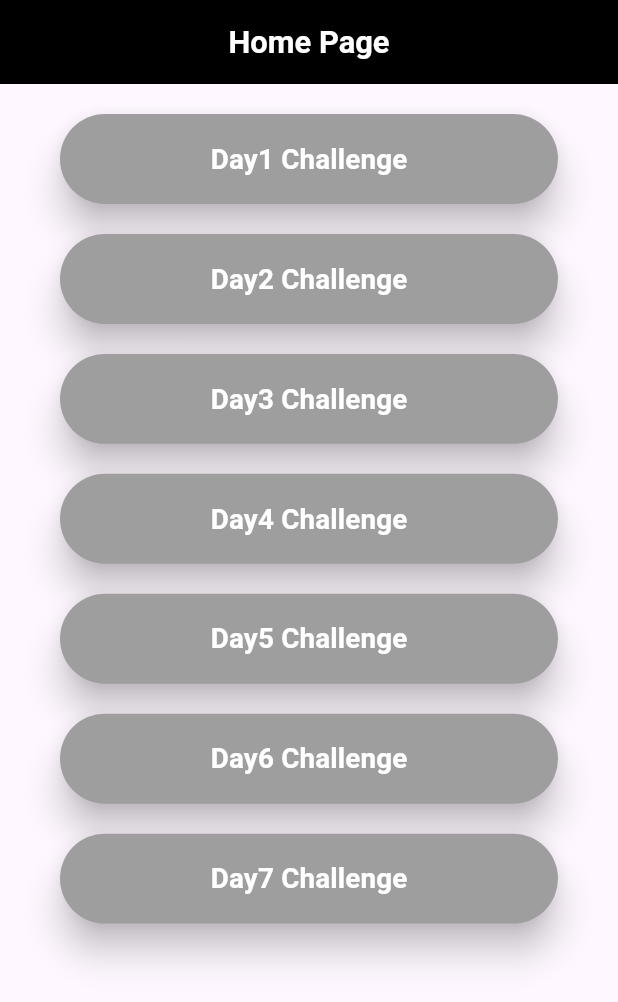
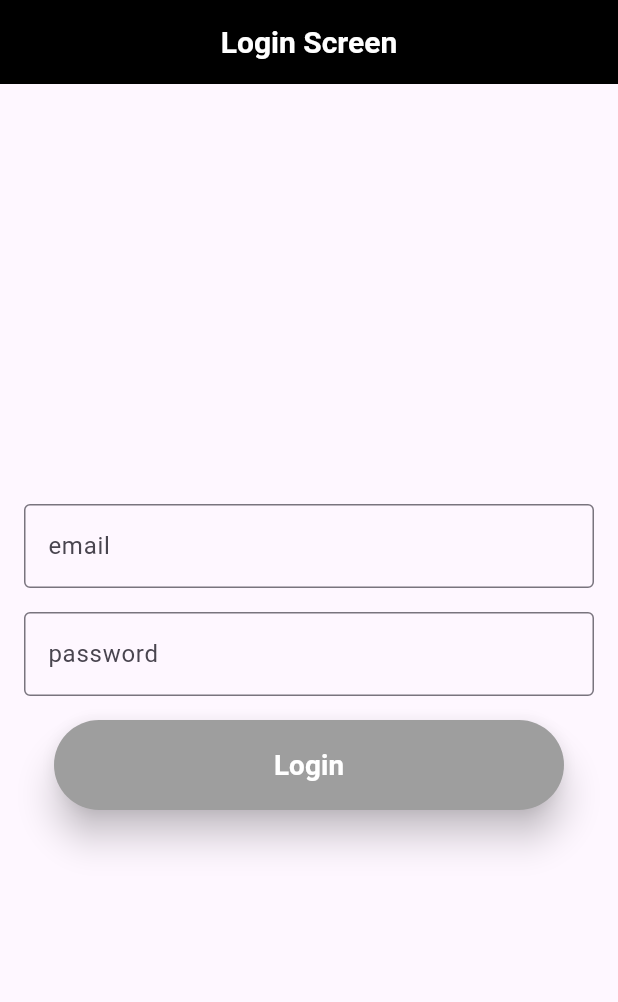
Before and after one commit to hadoopadministrator/my_flutter_app, a Flutter app: the screen it shows after launch, on a phone screen of 412 x 824 dp. Shown: the top 1002 px of the screen. Run offline on Flutter 3.47's test engine with Material 3 defaults, Android fonts, the phone set to English and light mode, and no system bars.

Commit message:
Day8 Challenge Completed.

```diff
--- a/lib/main.dart
+++ b/lib/main.dart
@@ -1,5 +1,5 @@
 import 'package:flutter/material.dart';
-import 'package:my_app/screens/home_screen.dart';
+import 'package:my_app/screens/daily_challenge/login_screen.dart';
 
 void main() {
   runApp(const MyApp());
@@ -13,7 +13,7 @@ class MyApp extends StatelessWidget {
   Widget build(BuildContext context) {
     return MaterialApp(
       // debugShowCheckedModeBanner: true,
-      home: const HomeScreen(),
+      home: const LoginScreen(),
     );
   }
 }
--- /dev/null
+++ b/lib/screens/daily_challenge/login_screen.dart
@@ -0,0 +1,58 @@
+import 'package:flutter/material.dart';
+import 'package:my_app/custom_widgets/custom_appbar.dart';
+import 'package:my_app/custom_widgets/custom_button.dart';
+// import 'package:my_app/screens/home_screen.dart';
+
+class LoginScreen extends StatelessWidget {
+  const LoginScreen({super.key});
+
+  @override
+  Widget build(BuildContext context) {
+    final width = MediaQuery.sizeOf(context).width;
+    final height = MediaQuery.sizeOf(context).height;
+    return Scaffold(
+      appBar: CustomAppBar(title: "Login Screen", fontSize: 20),
+      body: SafeArea(
+        child: Padding(
+          padding: const EdgeInsets.all(16.0),
+          child: Column(
+            mainAxisAlignment: MainAxisAlignment.center,
+            children: [
+              const SizedBox(height: 16),
+              TextFormField(
+                decoration: const InputDecoration(
+                  hintText: 'example@gmail.com',
+                  labelText: 'email',
+                  border: OutlineInputBorder(),
+                ),
+
+                onChanged: (value) {},
+              ),
+              const SizedBox(height: 16),
+              TextFormField(
+                decoration: const InputDecoration(
+                  hintText: 'example@565',
+                  labelText: 'password',
+                  border: OutlineInputBorder(),
+                ),
+                onChanged: (value) {},
+              ),
+              const SizedBox(height: 16),
+              CustomButton(
+                width: width,
+                height: height,
+                days: "Login",
+                onPressede: () {
+                  //   Navigator.push(
+                  //     context,
+                  //     MaterialPageRoute(builder: (context) => HomeScreen()),
+                  //   );
+                },
+              ),
+            ],
+          ),
+        ),
+      ),
+    );
+  }
+}
--- a/lib/screens/home_screen.dart
+++ b/lib/screens/home_screen.dart
@@ -1,4 +1,5 @@
 import 'package:flutter/material.dart';
+import 'package:my_app/screens/all_input_types_form.dart';
 import 'package:my_app/screens/daily_challenge/aligned_container_screen.dart';
 import 'package:my_app/screens/daily_challenge/basic_container_screen.dart';
 import 'package:my_app/screens/daily_challenge/business_card_screen.dart';
@@ -17,12 +18,23 @@ class HomeScreen extends StatelessWidget {
   Widget build(BuildContext context) {
     final width = MediaQuery.sizeOf(context).width;
     final height = MediaQuery.sizeOf(context).height;
-    return SafeArea(
-      child: Scaffold(
-        appBar: CustomAppBar(title: "Home Page", fontSize: width * 0.05),
-        body: ListView(
-          padding: EdgeInsets.only(left: 20, top: 20, right: 20),
+    return Scaffold(
+      appBar: CustomAppBar(title: "Home Page", fontSize: width * 0.05),
+      body: SingleChildScrollView(
+        padding: EdgeInsets.all(16),
+        child: Column(
           children: [
+            CustomButton(
+              width: width,
+              height: height,
+              days: "AllInputTypesForm",
+              onPressede: () {
+                Navigator.push(
+                  context,
+                  MaterialPageRoute(builder: (context) => AllInputTypesForm()),
+                );
+              },
+            ),
             CustomButton(
               days: "Day1 Challenge",
               width: width,
```
Also changed, not shown: lib/screens/all_input_types_form.dart (added, +188 -0 lines).
